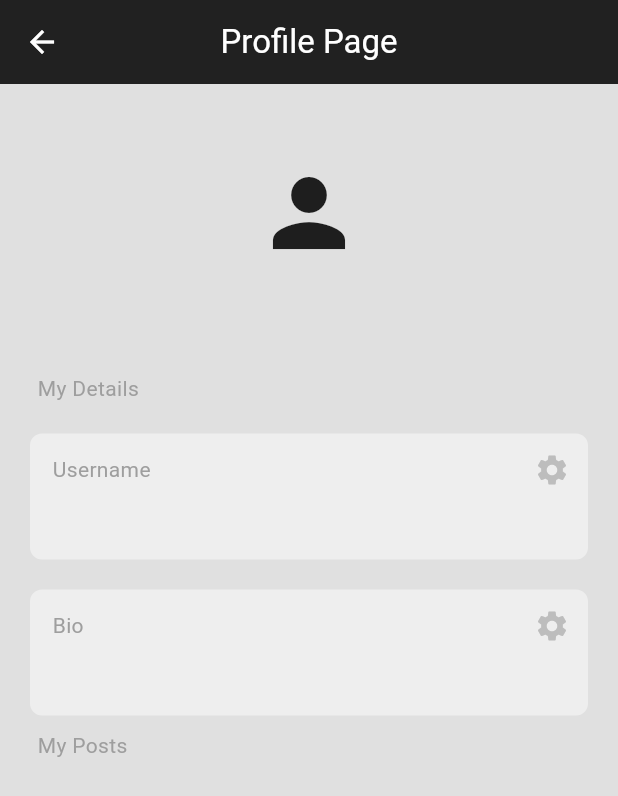
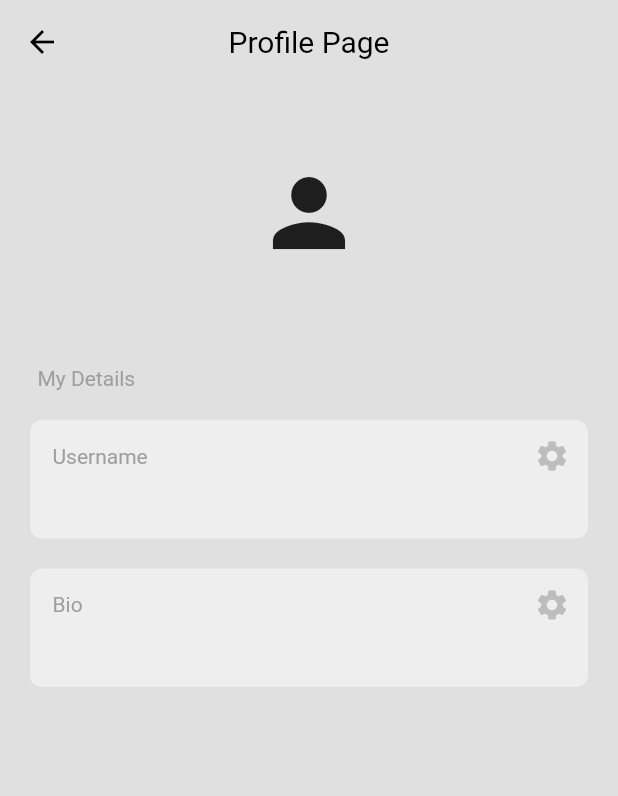
Before and after one commit to ryanoliveir/academic-socialif-flutter, a Flutter app: the Profile screen opened directly, on a phone screen of 412 x 824 dp. Shown: the top 796 px of the screen. Run offline on Flutter 3.47's test engine with Material 2 defaults, Android fonts, the phone set to English and light mode, and no system bars; our stand-ins replace cloud_firestore, firebase_auth, firebase_core; accounts and stored records are empty; network calls fail.

Commit message:
add: /theme folder
add: darkmode

```diff
--- a/lib/components/comment.dart
+++ b/lib/components/comment.dart
@@ -17,7 +17,7 @@ class Comment extends StatelessWidget {
   Widget build(BuildContext context) {
     return Container(
       decoration: BoxDecoration(
-        color: Colors.grey[300],
+        color: Theme.of(context).colorScheme.secondary,
         borderRadius: BorderRadius.circular(4)
       ),
       margin: const EdgeInsets.only(bottom: 5),
--- a/lib/components/input.dart
+++ b/lib/components/input.dart
@@ -24,10 +24,10 @@ class Input extends StatelessWidget {
         enabledBorder: const OutlineInputBorder(
           borderSide: BorderSide(color: Colors.white)
         ),
-        focusedBorder: const OutlineInputBorder(
-          borderSide: BorderSide(color: Colors.white)
+        focusedBorder: OutlineInputBorder(
+          borderSide: BorderSide(color: Theme.of(context).colorScheme.secondary)
         ),
-        fillColor: Colors.grey[200],
+        fillColor: Theme.of(context).colorScheme.primary,
         filled: true,
         hintText: hintText,
         hintStyle: TextStyle(color: Colors.grey[500])
--- a/lib/components/post_card.dart
+++ b/lib/components/post_card.dart
@@ -1,8 +1,5 @@
-
-
 import 'package:cloud_firestore/cloud_firestore.dart';
 import 'package:firebase_auth/firebase_auth.dart';
-import 'package:firebase_core/firebase_core.dart';
 import 'package:flutter/material.dart';
 import 'package:social_if/components/comment.dart';
 import 'package:social_if/components/commment_button.dart';
@@ -159,7 +156,7 @@ class _PostCardState extends State<PostCard> {
   Widget build(BuildContext context) {
     return Container(
       decoration: BoxDecoration(
-        color: Colors.white,
+        color: Theme.of(context).colorScheme.primary,
         borderRadius: BorderRadius.circular(8),
       ),
       margin: const EdgeInsets.only(top: 25, left: 25, right: 25),
--- a/lib/components/text_box.dart
+++ b/lib/components/text_box.dart
@@ -19,7 +19,7 @@ class TextBox extends StatelessWidget {
   Widget build(BuildContext context) {
     return Container(
       decoration: BoxDecoration(
-        color: Colors.grey[200],
+        color: Theme.of(context).colorScheme.primary,
         borderRadius: BorderRadius.circular(8)),
       padding: const EdgeInsets.only(left: 15, bottom: 15),
       margin: const EdgeInsets.only(left: 20, right: 20, top: 20),
--- a/lib/screens/profile_page.dart
+++ b/lib/screens/profile_page.dart
@@ -1,7 +1,6 @@
 import 'package:cloud_firestore/cloud_firestore.dart';
 import 'package:firebase_auth/firebase_auth.dart';
 import 'package:flutter/material.dart';
-import 'package:social_if/components/post_card.dart';
 import 'package:social_if/components/text_box.dart';
 
 class Profile extends StatefulWidget {
@@ -14,7 +13,6 @@ class Profile extends StatefulWidget {
 class _ProfileState extends State<Profile> {
   final currentUser = FirebaseAuth.instance.currentUser!;
   final usersColletion = FirebaseFirestore.instance.collection('users');
-  final postsColletion = FirebaseFirestore.instance.collection('users_posts');
 
   Future<void> editDetails(String field) async {
     String newValue = "";
@@ -25,45 +23,56 @@ class _ProfileState extends State<Profile> {
         backgroundColor: Colors.grey[900],
         contentTextStyle: const TextStyle(color: Colors.white),
         titleTextStyle: const TextStyle(color: Colors.white),
-              shape: RoundedRectangleBorder(
-                  borderRadius: BorderRadius.circular(8)),
+        shape: RoundedRectangleBorder(borderRadius: BorderRadius.circular(8)),
         title: Text('Edit $field', style: const TextStyle(fontSize: 16)),
         content: TextField(
           autofocus: true,
           style: const TextStyle(color: Colors.white),
           decoration: InputDecoration(
             hintText: "Enter with new $field",
-                    hintStyle: const TextStyle(color: Colors.grey)),
+            hintStyle: const TextStyle(color: Colors.grey)
+
+          ),
           onChanged: (value) => newValue = value,
         ),
+
         actions: [
           TextButton(
             onPressed: () => Navigator.pop(context),
-                    child: const Text('Cancel',
-                        style: TextStyle(color: Colors.white))),
+            child: const  Text('Cancel', style: TextStyle(color: Colors.white))
+          ),
+
           TextButton(
             onPressed: () => Navigator.of(context).pop(newValue),
-                    child: const Text('Save',
-                        style: TextStyle(color: Colors.white))),
+            child: const  Text('Save', style: TextStyle(color: Colors.white))
+          ),
         ],
-            ));
+      )
+    );
 
-    if (newValue.trim().isNotEmpty) {
-      await usersColletion.doc(currentUser.email).update({field: newValue});
+
+    if(newValue.trim().isNotEmpty) {
+      await usersColletion
+      .doc(currentUser.email)
+      .update({
+        field: newValue
+      });
     }
+
   }
+
 
   @override
   Widget build(BuildContext context) {
     return Scaffold(
-        backgroundColor: Colors.grey[300],
+        backgroundColor: Theme.of(context).colorScheme.background,
         appBar: AppBar(
           centerTitle: true,
-          iconTheme: const IconThemeData(color: Colors.white),
-          backgroundColor: Colors.grey[900],
+          // iconTheme: const IconThemeData(color: Colors.white),
+          // backgroundColor: Colors.grey[900],
           title: const Text(
             'Profile Page',
-            style: TextStyle(color: Colors.white),
+            // style: TextStyle(color: Colors.white),
           ),
         ),
         body: StreamBuilder(
@@ -102,42 +111,6 @@ class _ProfileState extends State<Profile> {
                     sectionName: 'Bio',
                     onTap: () => editDetails('bio'),
                   ),
-                  const SizedBox(height: 10),
-                  Padding(
-                    padding: const EdgeInsets.only(left: 25),
-                    child: Text('My Posts',
-                        style: TextStyle(color: Colors.grey[500])),
-                  ),
-                  StreamBuilder(
-                      stream: postsColletion
-                          .where('userEmail', isEqualTo: currentUser.email)
-                          .snapshots(),
-                      builder: (context, postSnapshot) {
-                        if (postSnapshot.hasData) {
-
-                          return ListView.builder(
-                            shrinkWrap: true,
-                            physics: const ClampingScrollPhysics(),
-                            itemCount: postSnapshot.data!.docs.length,
-                            itemBuilder: (context, index) {
-                              final post = postSnapshot.data!.docs[index];
-
-                              return PostCard(
-                                  message: post['message'],
-                                  user: post['userEmail'],
-                                  postId: post.id,
-                                  amountComments: post['amountComments'],
-                                  likes:
-                                  List<String>.from(post['likes'] ?? []));
-                            },
-                          );
-                        } else if (postSnapshot.hasError){
-                          return Center(child: Text("Error: ${postSnapshot.error} "),);
-                        }
-                        return const Center(child: CircularProgressIndicator());
-                      }
-                    ),
-                   const SizedBox(height: 40)
                 ],
               );
             } else if (snapshot.hasError) {
--- /dev/null
+++ b/lib/theme/dark_theme.dart
@@ -0,0 +1,16 @@
+
+import 'package:flutter/material.dart';
+
+
+
+ThemeData darkTheme = ThemeData(
+  brightness: Brightness.dark,
+  appBarTheme: const AppBarTheme(
+    backgroundColor: Colors.black
+  ),
+  colorScheme:  ColorScheme.dark(
+    background: Colors.black,
+    primary: Colors.grey[900]!,
+    secondary: Colors.grey[800]!,
+  )
+);
--- /dev/null
+++ b/lib/theme/light_theme.dart
@@ -0,0 +1,19 @@
+
+import 'package:flutter/material.dart';
+
+
+
+ThemeData lightTheme = ThemeData(
+  brightness: Brightness.light,
+  appBarTheme: const AppBarTheme(
+    backgroundColor: Colors.transparent,
+    elevation: 0,
+    iconTheme: IconThemeData(color: Colors.black),
+    titleTextStyle: TextStyle(color: Colors.black, fontSize: 20)
+  ),
+  colorScheme: ColorScheme.light(
+    background: Colors.grey[300]!,
+    primary: Colors.grey[200]!,
+    secondary: Colors.grey[300]!
+  )
+);
```
Also changed, not shown: lib/main.dart (+4 -3 lines), lib/screens/home_page.dart (+3 -4 lines). Lines whose indentation alone changed are shown as unchanged.
